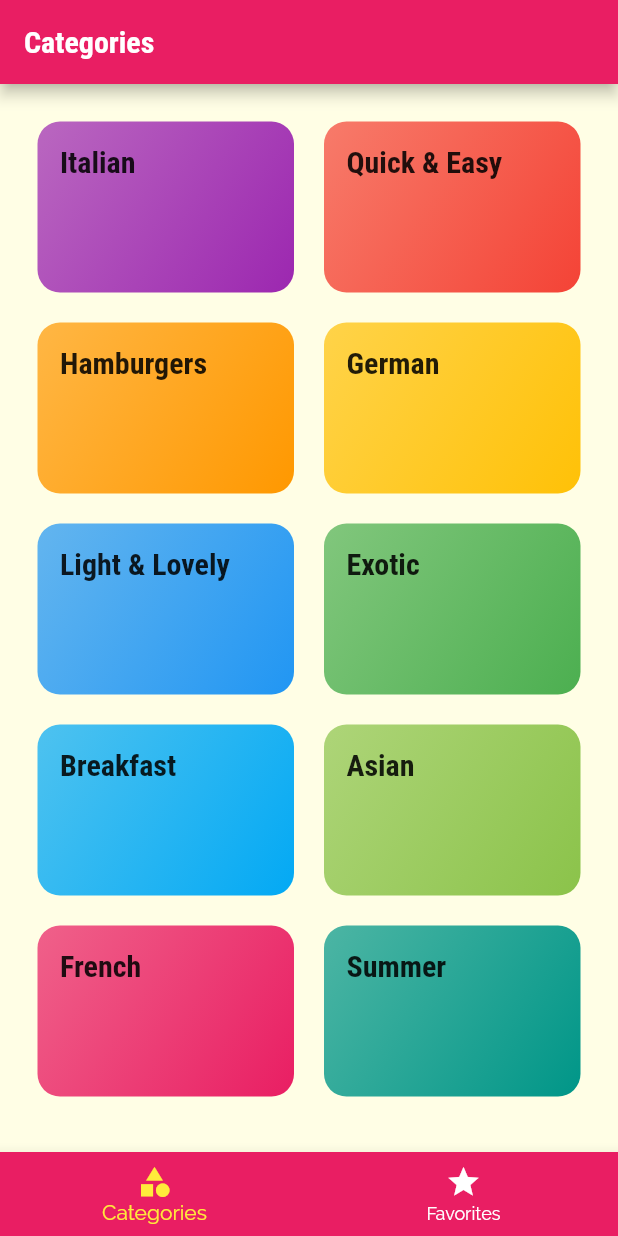
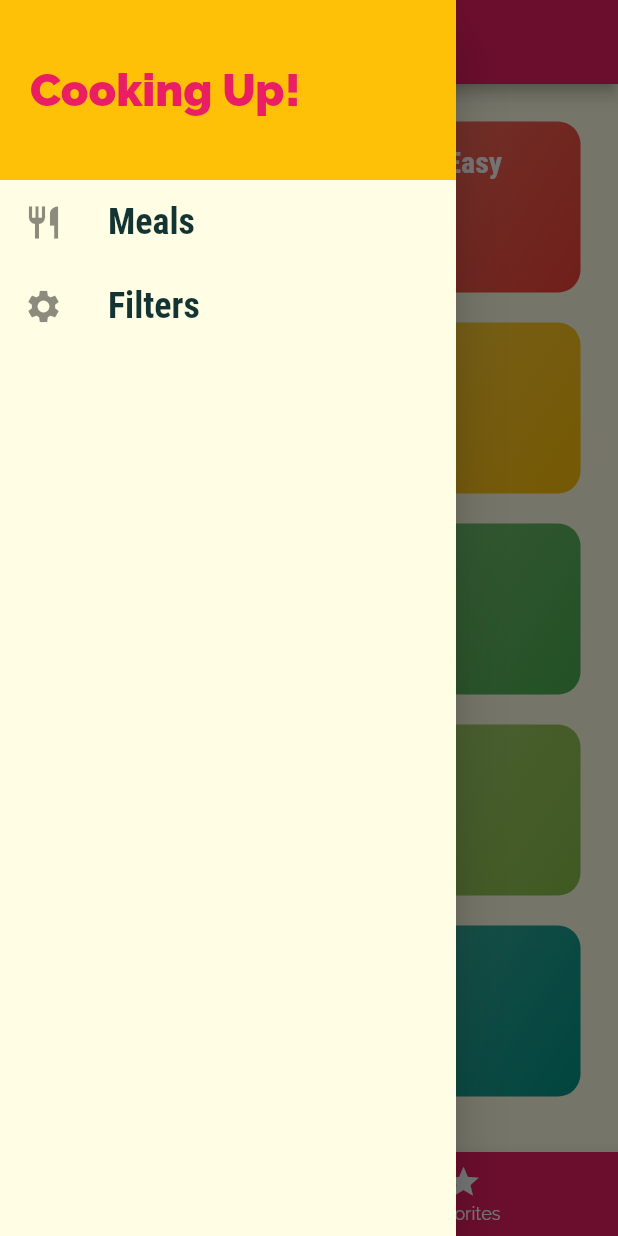
Before and after one commit to sur16-cse/meals_app, a Flutter app: the screen it shows after launch, with the side drawer open (before the commit the screen has no drawer), on a phone screen of 412 x 824 dp. Run offline on Flutter 3.47's test engine with Material 2 defaults, Android fonts, the phone set to English and light mode, and no system bars.

Commit message:
created custom drawer

```diff
--- a/lib/main.dart
+++ b/lib/main.dart
@@ -28,7 +28,8 @@ class MyApp extends StatelessWidget {
           titleLarge: const TextStyle(
             fontSize: 20,
             fontFamily: 'RobotoCondensed',
-            fontWeight: FontWeight.bold
+            fontWeight: FontWeight.bold,
+            color: Colors.white
           ),
         ), colorScheme: ColorScheme.fromSwatch(primarySwatch: Colors.pink).copyWith(secondary: Colors.amber)
       ),
--- a/lib/screens/tabs_screen.dart
+++ b/lib/screens/tabs_screen.dart
@@ -1,6 +1,7 @@
 import 'package:flutter/material.dart';
 import 'package:meals_app/screens/categories_screen.dart';
 import 'package:meals_app/screens/favorites_screen.dart';
+import 'package:meals_app/widgets/main_drawer.dart';
 
 class TabsScreen extends StatefulWidget {
   const TabsScreen({Key? key}) : super(key: key);
@@ -31,6 +32,7 @@ class _TabsScreenState extends State<TabsScreen> {
           _pages[_selectedPageIndex]['title'] as String,
         ),
       ),
+      drawer: MainDrawer(),
       body: _pages[_selectedPageIndex]['page'] as Widget,
       bottomNavigationBar: BottomNavigationBar(
         onTap: _selectPage,
--- /dev/null
+++ b/lib/widgets/main_drawer.dart
@@ -0,0 +1,52 @@
+import 'package:flutter/material.dart';
+
+class MainDrawer extends StatelessWidget {
+  const MainDrawer({Key? key}) : super(key: key);
+
+  @override
+  Widget build(BuildContext context) {
+    Widget buildListTile(String title, IconData icon) {
+      return ListTile(
+        leading: Icon(
+          icon,
+          size: 26,
+        ),
+        title: Text(
+          title,
+          style: TextStyle(
+            fontFamily: 'RobotoCondensed',
+            fontSize: 24,
+            fontWeight: FontWeight.w700,
+          ),
+        ),
+        onTap: () {},
+      );
+    }
+
+    return Drawer(
+      child: Column(
+        children: <Widget>[
+          Container(
+            height: 120,
+            width: double.infinity,
+            padding: const EdgeInsets.all(20),
+            alignment: Alignment.centerLeft,
+            color:Theme.of(context).colorScheme.secondary,
+            child: Text(
+              'Cooking Up!',
+              style: TextStyle(
+                  fontWeight: FontWeight.w900,
+                  fontSize: 30,
+                  color: Theme.of(context).colorScheme.primary),
+            ),
+          ),
+          buildListTile('Meals', Icons.restaurant),
+          buildListTile('Filters', Icons.settings),
+          SizedBox(
+            height: 20,
+          ),
+        ],
+      ),
+    );
+  }
+}
```
